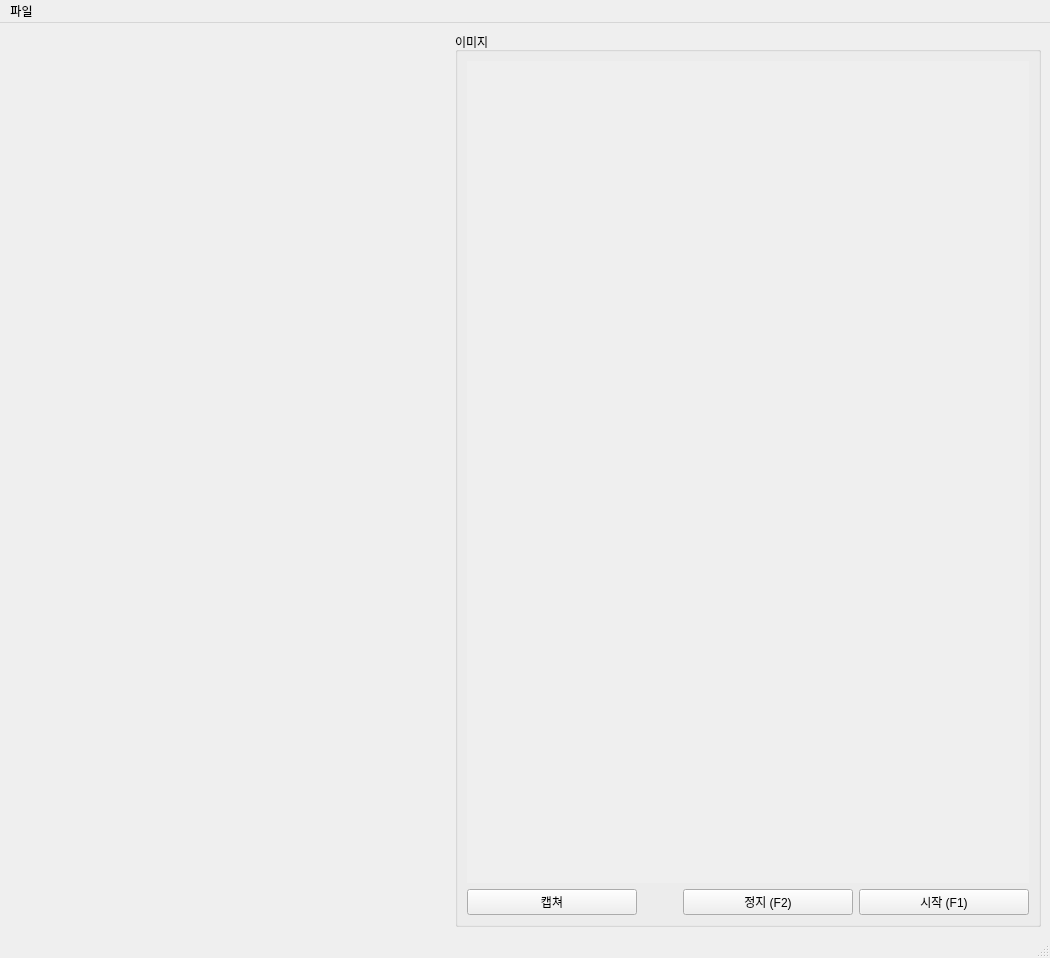
gyuha/capture-macro2, file ui/main_window.ui: the form before one commit.
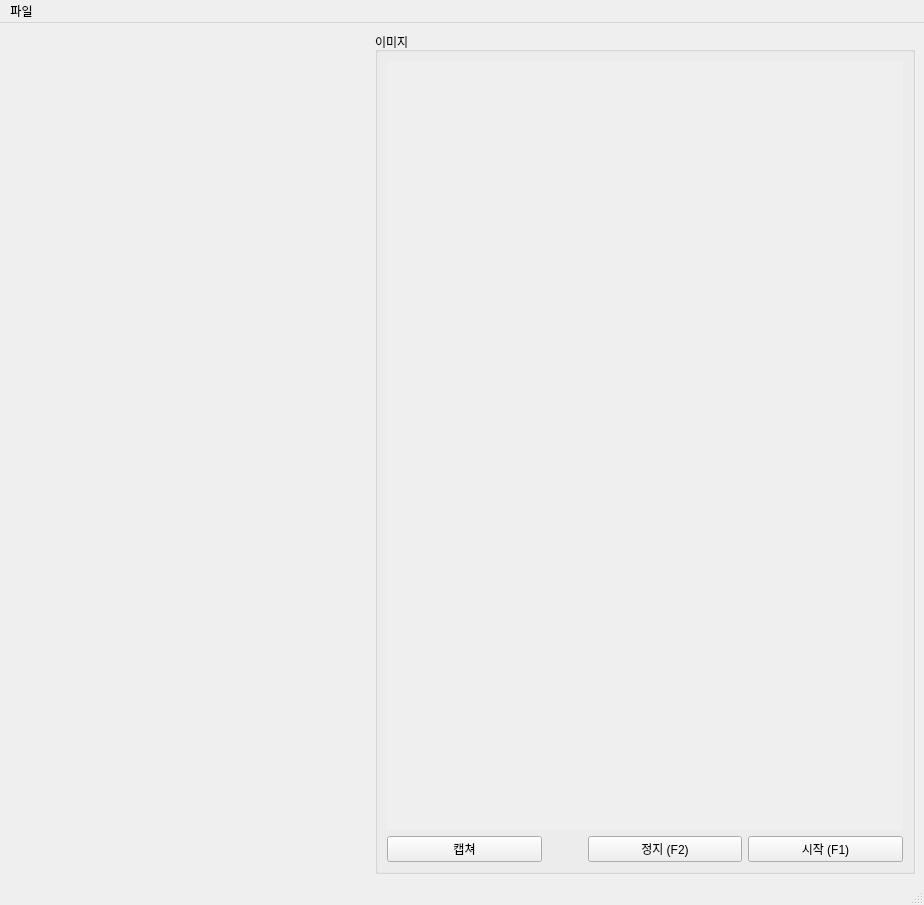
The form after the commit. Custom widgets are drawn as their Qt base class.

Patch:
```diff
--- a/ui/main_window.ui
+++ b/ui/main_window.ui
@@ -6,8 +6,8 @@
    <rect>
     <x>0</x>
     <y>0</y>
-    <width>1050</width>
-    <height>958</height>
+    <width>924</width>
+    <height>905</height>
    </rect>
   </property>
   <property name="windowTitle">
@@ -16,11 +16,11 @@
   <widget class="QWidget" name="centralwidget">
    <property name="minimumSize">
     <size>
-     <width>1050</width>
+     <width>900</width>
      <height>0</height>
     </size>
    </property>
-   <layout class="QHBoxLayout" name="horizontalLayout_2" stretch="3,4">
+   <layout class="QHBoxLayout" name="horizontalLayout_2" stretch="4,6">
     <item>
      <layout class="QVBoxLayout" name="verticalLayout" stretch="2,3,5">
       <item>
@@ -163,7 +163,7 @@
     <rect>
      <x>0</x>
      <y>0</y>
-     <width>1050</width>
+     <width>924</width>
      <height>33</height>
     </rect>
    </property>
```
